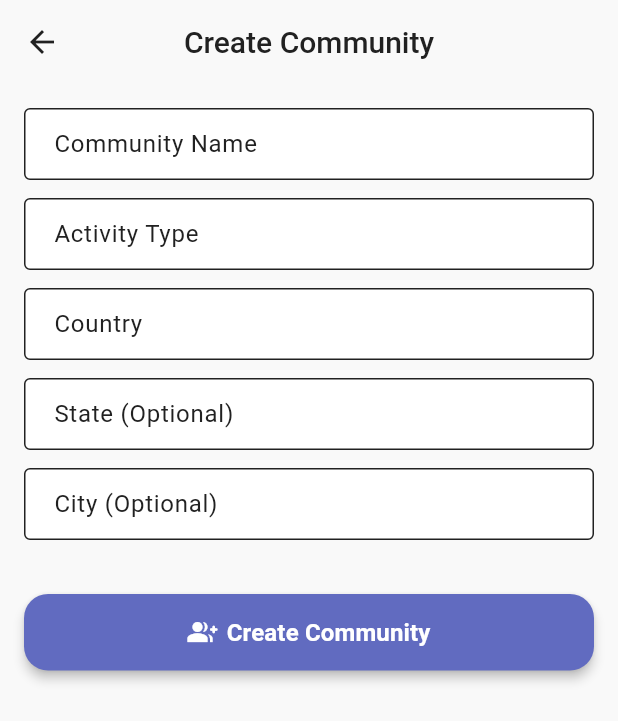
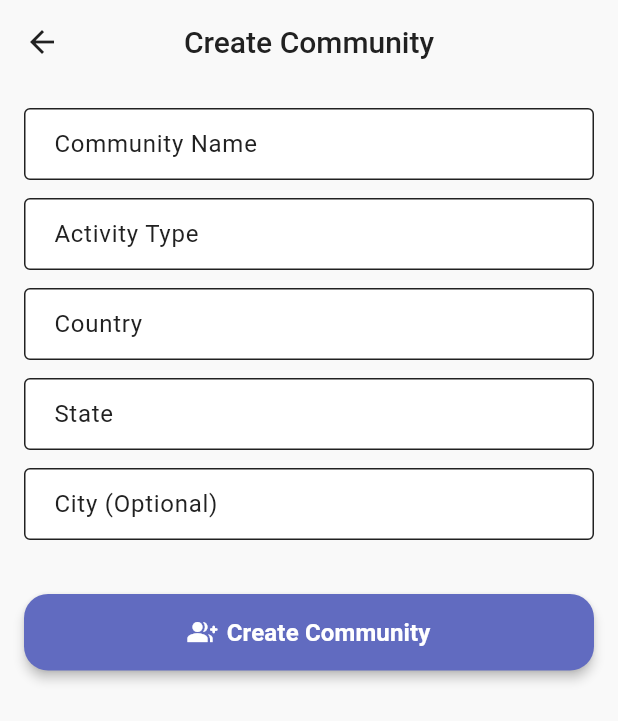
Before and after one commit to angzhenma/issho, a Flutter app: the CreateCommunityPage screen opened directly with empty values, on a phone screen of 412 x 824 dp. Shown: the top 721 px of the screen. Run offline on Flutter 3.47's test engine with Material 3 defaults, Android fonts, the phone set to English and light mode, and no system bars; our stand-ins replace cloud_firestore, firebase_auth, firebase_core, flutter_typeahead, fluttertoast, google_fonts and 3 more; accounts and stored records are empty; generated files the repository leaves out were written again.

Commit message:
cleaned up community creation and deletion workflows

```diff
--- a/lib/pages/community/create.dart
+++ b/lib/pages/community/create.dart
@@ -96,7 +96,7 @@ class _CreateCommunityPageState extends State<CreateCommunityPage> {
               _buildTextField(_nameController, 'Community Name', required: true),
               _buildTextField(_activityTypeController, 'Activity Type', required: true),
               _buildTextField(_countryController, 'Country', required: true),
-              _buildTextField(_stateController, 'State (Optional)'),
+              _buildTextField(_stateController, 'State'),
               _buildTextField(_cityController, 'City (Optional)'),
               const SizedBox(height: 24),
               AppButton(
--- a/lib/pages/settings/edit_account.dart
+++ b/lib/pages/settings/edit_account.dart
@@ -210,9 +210,9 @@ class _EditAccountPageState extends State<EditAccountPage> {
 
     if (members.length == 1 && members.first == _user.uid) {
       final confirm = await _showConfirmDialog(
-        title: 'Delete Community?',
+        title: 'Hold on!',
         content:
-            'You are the only member in this community. Leaving will delete the community. Continue?',
+            'You are the only member in this community. Leaving will delete the community!',
       );
       if (confirm) {
         await FirebaseFirestore.instance
@@ -276,7 +276,7 @@ class _EditAccountPageState extends State<EditAccountPage> {
               ),
               ElevatedButton(
                 onPressed: () => Navigator.pop(context, true),
-                child: const Text('Confirm'),
+                child: const Text('Delete'),
               ),
             ],
           ),
```
